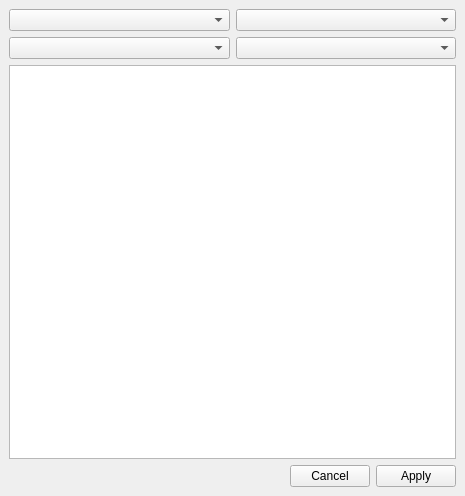
CDAT/VisTrails, file vistrails/gui/uvcdat/diagnosticsDockWidget.ui: the form before one commit.
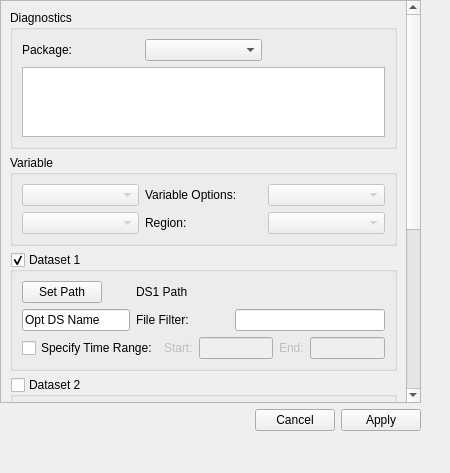
The form after the commit.

Commit message: GUI Redesign for added features requested by users. Not all features are implemented in uvcmetrics, so some of the features are not enabled

```diff
--- a/vistrails/gui/uvcdat/diagnosticsDockWidget.ui
+++ b/vistrails/gui/uvcdat/diagnosticsDockWidget.ui
@@ -6,57 +6,569 @@
    <rect>
     <x>0</x>
     <y>0</y>
-    <width>465</width>
-    <height>496</height>
+    <width>450</width>
+    <height>473</height>
    </rect>
   </property>
   <property name="windowTitle">
    <string>Diagnostics</string>
   </property>
   <widget class="QWidget" name="dockWidgetContents">
-   <layout class="QVBoxLayout" name="verticalLayout_2">
-    <item>
-     <layout class="QGridLayout" name="gridLayout">
-      <item row="1" column="0">
-       <widget class="QComboBox" name="comboBoxVariable"/>
-      </item>
-      <item row="0" column="0">
-       <widget class="QComboBox" name="comboBoxType"/>
-      </item>
-      <item row="0" column="1">
-       <widget class="QComboBox" name="comboBoxObservation"/>
-      </item>
-      <item row="1" column="1">
-       <widget class="QComboBox" name="comboBoxSeason"/>
-      </item>
-     </layout>
-    </item>
-    <item>
-     <widget class="QTreeWidget" name="treeWidget">
-      <property name="alternatingRowColors">
-       <bool>true</bool>
-      </property>
-      <property name="textElideMode">
-       <enum>Qt::ElideRight</enum>
-      </property>
-      <attribute name="headerVisible">
-       <bool>false</bool>
-      </attribute>
-      <column>
-       <property name="text">
-        <string notr="true">1</string>
+   <widget class="QWidget" name="layoutWidget">
+    <property name="geometry">
+     <rect>
+      <x>0</x>
+      <y>0</y>
+      <width>421</width>
+      <height>431</height>
+     </rect>
+    </property>
+    <layout class="QVBoxLayout" name="mainLayout">
+     <item>
+      <widget class="QScrollArea" name="scrollArea">
+       <property name="verticalScrollBarPolicy">
+        <enum>Qt::ScrollBarAlwaysOn</enum>
        </property>
-      </column>
-     </widget>
-    </item>
-    <item>
-     <widget class="QDialogButtonBox" name="buttonBox">
-      <property name="standardButtons">
-       <set>QDialogButtonBox::Apply|QDialogButtonBox::Cancel</set>
-      </property>
-     </widget>
-    </item>
-   </layout>
+       <property name="horizontalScrollBarPolicy">
+        <enum>Qt::ScrollBarAsNeeded</enum>
+       </property>
+       <property name="widgetResizable">
+        <bool>true</bool>
+       </property>
+       <widget class="QWidget" name="scrollAreaWidgetContents">
+        <property name="geometry">
+         <rect>
+          <x>0</x>
+          <y>0</y>
+          <width>392</width>
+          <height>781</height>
+         </rect>
+        </property>
+        <layout class="QVBoxLayout" name="verticalLayout_2">
+         <item>
+          <widget class="QGroupBox" name="diagsGroupBox">
+           <property name="title">
+            <string>Diagnostics</string>
+           </property>
+           <property name="checkable">
+            <bool>false</bool>
+           </property>
+           <layout class="QGridLayout" name="diagGridLayout">
+            <item row="1" column="0" colspan="3">
+             <widget class="QTreeWidget" name="treeWidget">
+              <property name="alternatingRowColors">
+               <bool>true</bool>
+              </property>
+              <property name="textElideMode">
+               <enum>Qt::ElideRight</enum>
+              </property>
+              <attribute name="headerVisible">
+               <bool>false</bool>
+              </attribute>
+              <column>
+               <property name="text">
+                <string notr="true">1</string>
+               </property>
+              </column>
+             </widget>
+            </item>
+            <item row="0" column="0">
+             <widget class="QLabel" name="PackageLabel">
+              <property name="text">
+               <string>Package:</string>
+              </property>
+             </widget>
+            </item>
+            <item row="0" column="1">
+             <widget class="QComboBox" name="comboBoxType">
+              <property name="sizePolicy">
+               <sizepolicy hsizetype="Preferred" vsizetype="Fixed">
+                <horstretch>0</horstretch>
+                <verstretch>0</verstretch>
+               </sizepolicy>
+              </property>
+             </widget>
+            </item>
+           </layout>
+          </widget>
+         </item>
+         <item>
+          <widget class="QGroupBox" name="variablesGroupBox">
+           <property name="title">
+            <string>Variable</string>
+           </property>
+           <layout class="QGridLayout" name="varGridLayout">
+            <item row="0" column="2">
+             <widget class="QComboBox" name="comboBoxAux">
+              <property name="enabled">
+               <bool>false</bool>
+              </property>
+              <property name="sizePolicy">
+               <sizepolicy hsizetype="Preferred" vsizetype="Fixed">
+                <horstretch>0</horstretch>
+                <verstretch>0</verstretch>
+               </sizepolicy>
+              </property>
+             </widget>
+            </item>
+            <item row="0" column="1">
+             <widget class="QLabel" name="VarOptionsLabel">
+              <property name="text">
+               <string>Variable Options:</string>
+              </property>
+             </widget>
+            </item>
+            <item row="0" column="0">
+             <widget class="QComboBox" name="comboBoxVar">
+              <property name="enabled">
+               <bool>false</bool>
+              </property>
+             </widget>
+            </item>
+            <item row="1" column="0">
+             <widget class="QComboBox" name="comboBoxSeason">
+              <property name="enabled">
+               <bool>false</bool>
+              </property>
+             </widget>
+            </item>
+            <item row="1" column="1">
+             <widget class="QLabel" name="RegionLabel">
+              <property name="layoutDirection">
+               <enum>Qt::LeftToRight</enum>
+              </property>
+              <property name="text">
+               <string>Region:</string>
+              </property>
+             </widget>
+            </item>
+            <item row="1" column="2">
+             <widget class="QComboBox" name="comboBoxRegion">
+              <property name="enabled">
+               <bool>false</bool>
+              </property>
+             </widget>
+            </item>
+           </layout>
+          </widget>
+         </item>
+         <item>
+          <widget class="QGroupBox" name="DS1GroupBox">
+           <property name="title">
+            <string>Dataset 1</string>
+           </property>
+           <property name="checkable">
+            <bool>true</bool>
+           </property>
+           <layout class="QGridLayout" name="DS1GridLayout">
+            <item row="0" column="0">
+             <widget class="QPushButton" name="pickDS1Path">
+              <property name="sizePolicy">
+               <sizepolicy hsizetype="Fixed" vsizetype="Fixed">
+                <horstretch>0</horstretch>
+                <verstretch>0</verstretch>
+               </sizepolicy>
+              </property>
+              <property name="text">
+               <string>Set Path</string>
+              </property>
+             </widget>
+            </item>
+            <item row="1" column="0">
+             <widget class="QLineEdit" name="DS1ShortnameEdit">
+              <property name="enabled">
+               <bool>true</bool>
+              </property>
+              <property name="sizePolicy">
+               <sizepolicy hsizetype="Minimum" vsizetype="Fixed">
+                <horstretch>0</horstretch>
+                <verstretch>0</verstretch>
+               </sizepolicy>
+              </property>
+              <property name="text">
+               <string>Opt DS Name</string>
+              </property>
+             </widget>
+            </item>
+            <item row="1" column="1">
+             <widget class="QLabel" name="DS1FilterLabel">
+              <property name="minimumSize">
+               <size>
+                <width>93</width>
+                <height>0</height>
+               </size>
+              </property>
+              <property name="text">
+               <string>File Filter:</string>
+              </property>
+             </widget>
+            </item>
+            <item row="1" column="2">
+             <widget class="QLineEdit" name="DS1FilterEdit"/>
+            </item>
+            <item row="0" column="1" colspan="2">
+             <widget class="QLabel" name="DS1PathLabel">
+              <property name="text">
+               <string>DS1 Path</string>
+              </property>
+             </widget>
+            </item>
+            <item row="2" column="0" colspan="3">
+             <layout class="QGridLayout" name="DS1TimeGrid">
+              <item row="0" column="0">
+               <widget class="QCheckBox" name="DS1TimeRangeCheck">
+                <property name="enabled">
+                 <bool>true</bool>
+                </property>
+                <property name="text">
+                 <string>Specify Time Range:</string>
+                </property>
+               </widget>
+              </item>
+              <item row="0" column="1">
+               <layout class="QHBoxLayout" name="StartYear1HBox">
+                <item>
+                 <widget class="QLabel" name="DS1StartLabel">
+                  <property name="enabled">
+                   <bool>false</bool>
+                  </property>
+                  <property name="text">
+                   <string>Start:</string>
+                  </property>
+                 </widget>
+                </item>
+                <item>
+                 <widget class="QLineEdit" name="DS1StartEdit">
+                  <property name="enabled">
+                   <bool>false</bool>
+                  </property>
+                  <property name="sizePolicy">
+                   <sizepolicy hsizetype="Preferred" vsizetype="Fixed">
+                    <horstretch>0</horstretch>
+                    <verstretch>0</verstretch>
+                   </sizepolicy>
+                  </property>
+                 </widget>
+                </item>
+               </layout>
+              </item>
+              <item row="0" column="2">
+               <layout class="QHBoxLayout" name="EndYear1HBox">
+                <item>
+                 <widget class="QLabel" name="DS1EndLabel">
+                  <property name="enabled">
+                   <bool>false</bool>
+                  </property>
+                  <property name="text">
+                   <string>End:</string>
+                  </property>
+                 </widget>
+                </item>
+                <item>
+                 <widget class="QLineEdit" name="DS1EndEdit">
+                  <property name="enabled">
+                   <bool>false</bool>
+                  </property>
+                  <property name="text">
+                   <string/>
+                  </property>
+                 </widget>
+                </item>
+               </layout>
+              </item>
+             </layout>
+            </item>
+           </layout>
+          </widget>
+         </item>
+         <item>
+          <widget class="QGroupBox" name="DS2GroupBox">
+           <property name="title">
+            <string>Dataset 2</string>
+           </property>
+           <property name="checkable">
+            <bool>true</bool>
+           </property>
+           <property name="checked">
+            <bool>false</bool>
+           </property>
+           <layout class="QGridLayout" name="DS2GridLayout">
+            <item row="0" column="0">
+             <widget class="QPushButton" name="pickDS2Path">
+              <property name="enabled">
+               <bool>true</bool>
+              </property>
+              <property name="sizePolicy">
+               <sizepolicy hsizetype="Fixed" vsizetype="Fixed">
+                <horstretch>0</horstretch>
+                <verstretch>0</verstretch>
+               </sizepolicy>
+              </property>
+              <property name="text">
+               <string>Set Path</string>
+              </property>
+             </widget>
+            </item>
+            <item row="0" column="1" colspan="2">
+             <widget class="QLabel" name="DS2PathLabel">
+              <property name="text">
+               <string>DS2 Path</string>
+              </property>
+             </widget>
+            </item>
+            <item row="2" column="1">
+             <widget class="QLabel" name="DS2FilterLabel">
+              <property name="minimumSize">
+               <size>
+                <width>93</width>
+                <height>0</height>
+               </size>
+              </property>
+              <property name="text">
+               <string>File Filter:</string>
+              </property>
+             </widget>
+            </item>
+            <item row="4" column="0" colspan="3">
+             <layout class="QGridLayout" name="DS2TimeGrid">
+              <item row="0" column="0">
+               <widget class="QCheckBox" name="DS2TimeRangeCheck">
+                <property name="enabled">
+                 <bool>false</bool>
+                </property>
+                <property name="text">
+                 <string>Specify Time Range:</string>
+                </property>
+               </widget>
+              </item>
+              <item row="0" column="1">
+               <layout class="QHBoxLayout" name="StartYear2HBox">
+                <item>
+                 <widget class="QLabel" name="DS2StartLabel">
+                  <property name="enabled">
+                   <bool>false</bool>
+                  </property>
+                  <property name="text">
+                   <string>Start:</string>
+                  </property>
+                 </widget>
+                </item>
+                <item>
+                 <widget class="QLineEdit" name="DS2StartEdit">
+                  <property name="enabled">
+                   <bool>false</bool>
+                  </property>
+                  <property name="sizePolicy">
+                   <sizepolicy hsizetype="Preferred" vsizetype="Fixed">
+                    <horstretch>0</horstretch>
+                    <verstretch>0</verstretch>
+                   </sizepolicy>
+                  </property>
+                 </widget>
+                </item>
+               </layout>
+              </item>
+              <item row="0" column="2">
+               <layout class="QHBoxLayout" name="EndYear2HBox">
+                <item>
+                 <widget class="QLabel" name="DS2EndLabel">
+                  <property name="enabled">
+                   <bool>false</bool>
+                  </property>
+                  <property name="text">
+                   <string>End:</string>
+                  </property>
+                 </widget>
+                </item>
+                <item>
+                 <widget class="QLineEdit" name="DS2EndEdit">
+                  <property name="enabled">
+                   <bool>false</bool>
+                  </property>
+                  <property name="text">
+                   <string/>
+                  </property>
+                 </widget>
+                </item>
+               </layout>
+              </item>
+             </layout>
+            </item>
+            <item row="2" column="0">
+             <widget class="QLineEdit" name="DS2ShortnameEdit">
+              <property name="enabled">
+               <bool>false</bool>
+              </property>
+              <property name="sizePolicy">
+               <sizepolicy hsizetype="Minimum" vsizetype="Fixed">
+                <horstretch>0</horstretch>
+                <verstretch>0</verstretch>
+               </sizepolicy>
+              </property>
+              <property name="text">
+               <string>Optional Shortname</string>
+              </property>
+             </widget>
+            </item>
+            <item row="2" column="2">
+             <widget class="QLineEdit" name="DS2FilterEdit">
+              <property name="enabled">
+               <bool>false</bool>
+              </property>
+              <property name="focusPolicy">
+               <enum>Qt::WheelFocus</enum>
+              </property>
+             </widget>
+            </item>
+           </layout>
+          </widget>
+         </item>
+         <item>
+          <widget class="QGroupBox" name="obs1GroupBox">
+           <property name="title">
+            <string>Observations 1</string>
+           </property>
+           <property name="checkable">
+            <bool>true</bool>
+           </property>
+           <property name="checked">
+            <bool>false</bool>
+           </property>
+           <layout class="QGridLayout" name="Obs1GridLayout">
+            <item row="0" column="0">
+             <widget class="QPushButton" name="pickObs1Path">
+              <property name="enabled">
+               <bool>false</bool>
+              </property>
+              <property name="sizePolicy">
+               <sizepolicy hsizetype="Fixed" vsizetype="Fixed">
+                <horstretch>0</horstretch>
+                <verstretch>0</verstretch>
+               </sizepolicy>
+              </property>
+              <property name="text">
+               <string>Set Path</string>
+              </property>
+             </widget>
+            </item>
+            <item row="0" column="1" colspan="2">
+             <widget class="QLabel" name="obs1PathLabel">
+              <property name="enabled">
+               <bool>false</bool>
+              </property>
+              <property name="text">
+               <string>ObsPath1</string>
+              </property>
+             </widget>
+            </item>
+            <item row="1" column="0">
+             <widget class="QCheckBox" name="obs1TranslateCheck">
+              <property name="enabled">
+               <bool>false</bool>
+              </property>
+              <property name="text">
+               <string>Translate Var Names</string>
+              </property>
+             </widget>
+            </item>
+            <item row="1" column="2">
+             <widget class="QComboBox" name="comboBoxObservation1">
+              <property name="enabled">
+               <bool>false</bool>
+              </property>
+             </widget>
+            </item>
+            <item row="1" column="1">
+             <widget class="QLabel" name="Obs1Label">
+              <property name="text">
+               <string>Obs set:</string>
+              </property>
+             </widget>
+            </item>
+           </layout>
+          </widget>
+         </item>
+         <item>
+          <widget class="QGroupBox" name="obs2GroupBox">
+           <property name="enabled">
+            <bool>true</bool>
+           </property>
+           <property name="title">
+            <string>Observations 2</string>
+           </property>
+           <property name="checkable">
+            <bool>true</bool>
+           </property>
+           <property name="checked">
+            <bool>false</bool>
+           </property>
+           <layout class="QGridLayout" name="Obs2GridLayout">
+            <item row="0" column="0">
+             <widget class="QPushButton" name="pickObs2Path">
+              <property name="enabled">
+               <bool>false</bool>
+              </property>
+              <property name="sizePolicy">
+               <sizepolicy hsizetype="Fixed" vsizetype="Fixed">
+                <horstretch>0</horstretch>
+                <verstretch>0</verstretch>
+               </sizepolicy>
+              </property>
+              <property name="text">
+               <string>Set Path</string>
+              </property>
+             </widget>
+            </item>
+            <item row="1" column="0">
+             <widget class="QCheckBox" name="obs2TranslateCheck">
+              <property name="enabled">
+               <bool>false</bool>
+              </property>
+              <property name="text">
+               <string>Translate Var Names</string>
+              </property>
+             </widget>
+            </item>
+            <item row="0" column="1" colspan="2">
+             <widget class="QLabel" name="obs2PathLabel">
+              <property name="enabled">
+               <bool>false</bool>
+              </property>
+              <property name="text">
+               <string>ObsPath2</string>
+              </property>
+             </widget>
+            </item>
+            <item row="1" column="2">
+             <widget class="QComboBox" name="comboBoxObservation2">
+              <property name="enabled">
+               <bool>false</bool>
+              </property>
+             </widget>
+            </item>
+            <item row="1" column="1">
+             <widget class="QLabel" name="label">
+              <property name="text">
+               <string>Obs set:</string>
+              </property>
+             </widget>
+            </item>
+           </layout>
+          </widget>
+         </item>
+        </layout>
+       </widget>
+      </widget>
+     </item>
+     <item>
+      <widget class="QDialogButtonBox" name="buttonBox">
+       <property name="standardButtons">
+        <set>QDialogButtonBox::Apply|QDialogButtonBox::Cancel</set>
+       </property>
+      </widget>
+     </item>
+    </layout>
+   </widget>
   </widget>
  </widget>
  <resources/>
```
The commit also changes 2 other files.
